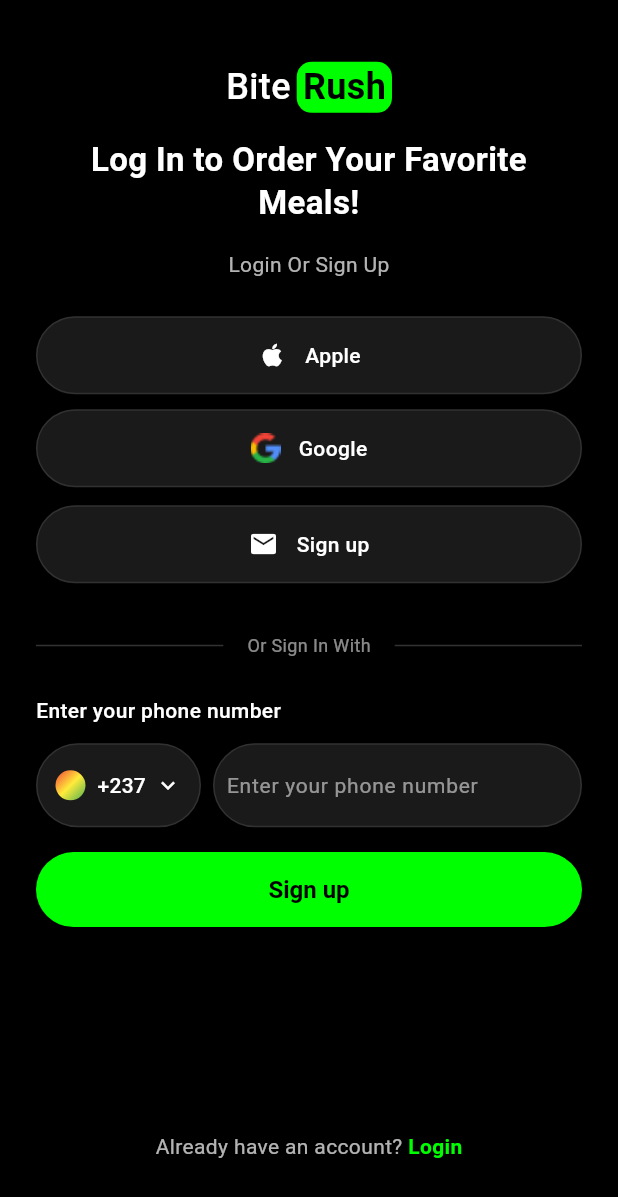
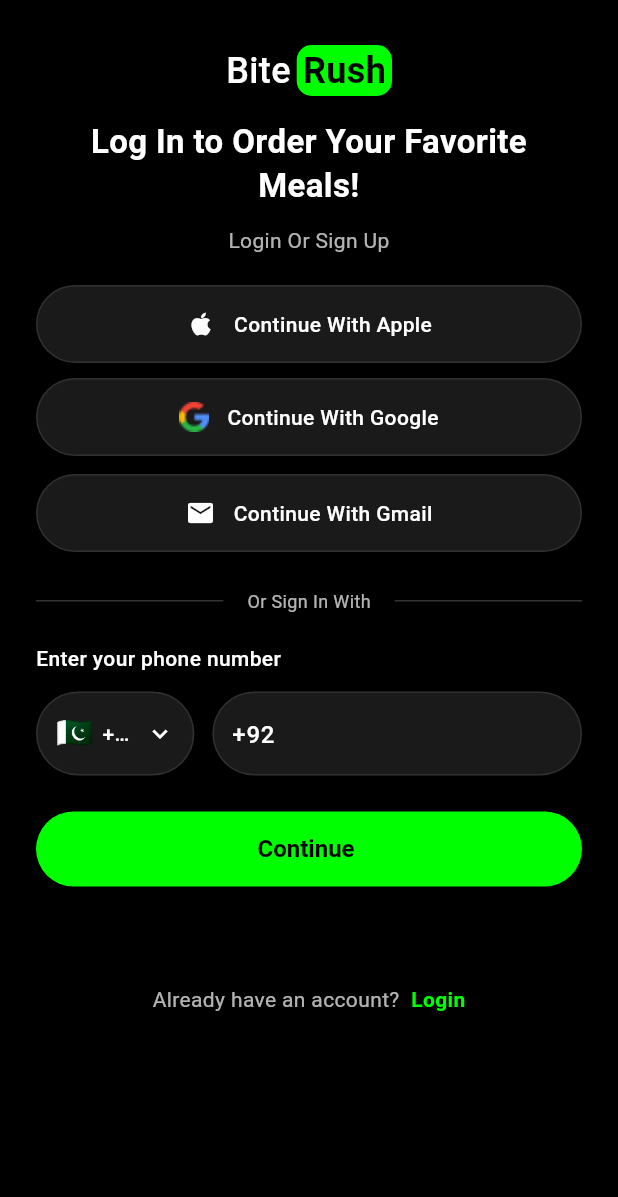
Before and after one commit to Kubraejaz/Bite-Rush, a Flutter app: the SignupScreen screen opened by its route, on a phone screen of 412 x 824 dp. Shown: the top 1197 px of the screen. Run offline on Flutter 3.47's test engine with Material 3 defaults, Android fonts, the phone set to English and light mode, and no system bars; our stand-ins replace country_picker, shared_preferences; accounts and stored records are empty; network calls fail.

Commit message:
Updated login and signup screens

```diff
--- a/lib/constants/api.dart
+++ b/lib/constants/api.dart
@@ -1,7 +1,7 @@
 class ApiEndpoints {
-  static const String baseUrl = 'http://your-laravel-api.com/api';
+  static const String baseUrl = 'http://192.168.18.225:8000/api/v1';
   static const String products = baseUrl + '/products';
-  static const String login = baseUrl + '/auth/login';
+  static const String login = baseUrl + '/login';
   static const String register = baseUrl + '/auth/register';
   static const String orders = baseUrl + '/orders';
 }
--- a/lib/constants/colors.dart
+++ b/lib/constants/colors.dart
@@ -9,6 +9,7 @@
   static const Color neonGreen = Color(0xFF00FF00); // Neon green for buttons
   static const Color white = Colors.white; // White text/background
   static const Color white70 = Color(0xB3FFFFFF); // 70% white
+  static const Color white38 = Color(0x61FFFFFF);
   static const Color white54 = Color(0x8AFFFFFF); // 54% white
   static const Color softDark = Color(0xFF1A1A1A); // Soft dark background
   static const Color inputField = Color(0xFF2A2A2A); // Input field background
@@ -20,6 +21,5 @@
   static const Color socialBorder = Color(0x4DFFFFFF); // Social button border
   static const Color inactiveTab = Color(0xFF3A3A3A); // Inactive tab color
   static const Color divider = Color(0x33FFFFFF); // For horizontal dividers
-static const Color border = Color(0x1AFFFFFF);  // For input/social borders
-
+  static const Color border = Color(0x1AFFFFFF); // For input/social borders
 }
--- a/lib/constants/strings.dart
+++ b/lib/constants/strings.dart
@@ -1,33 +1,62 @@
 class AppStrings {
   // App
-  static const String appName = 'Gift Shop';
+  static const String appName = 'Bite Rush'; // App title, used in header/logo
 
   // Errors
-  static const String errorNetwork = 'Network error. Please try again.';
-  static const String errorAuth = 'Authentication failed.';
-  static const String errorGeneral = 'Something went wrong.';
+  static const String errorNetwork =
+      'Network error. Please try again.'; // General network error SnackBar
+  static const String errorAuth =
+      'Authentication failed.'; // Used in login/signup failure SnackBar
+  static const String errorGeneral =
+      'Something went wrong.'; // Generic error messages
 
   // Login Screen
-  static const String getStarted = 'Get Started now';
+  static const String getStarted =
+      'Get Started now'; // Used in LoginScreen title section
   static const String description =
       'Sign up for a new account or log in to your existing one to seamlessly browse, explore, and order your favorite meals with Uber Eats.';
-  static const String emailHint = 'jahidhassan@gmail.com';
-  static const String passwordHint = 'Enter your password';
-  static const String rememberMe = 'Remember me';
-  static const String forgetPassword = 'Forget Password?';
-  static const String login = 'Login';
-  static const String orSignInWith = 'Or Sign In With';
-  static const String apple = 'Apple';
-  static const String google = 'Google';
-  static const String noAccount = 'Don\'t have an account? ';
-  static const String signUp = 'Sign up';
+  // Used in LoginScreen under title for description
+  static const String emailHint =
+      'jahidhassan@gmail.com'; // Hint in Email InputField
+  static const String passwordHint =
+      'Enter your password'; // Hint in Password InputField
+  static const String rememberMe =
+      'Remember me'; // Checkbox label in LoginScreen
+  static const String forgetPassword =
+      'Forget Password?'; // TextButton in LoginScreen
+  static const String login = 'Login'; // Login button label
+  static const String orSignInWith =
+      'Or Sign In With'; // Divider label in LoginScreen
+  static const String apples =
+      'Continue With Apple'; // Social button label (full text)
+  static const String apple =
+      ' Apple'; // Short text, used on social button in LoginScreen
+  static const String google =
+      'Google'; // Short text for social button icon label
+  static const String googles =
+      'Continue With Google'; // Full social button label
+  static const String noAccount =
+      'Don\'t have an account? '; // Footer text in LoginScreen
+  static const String signUps =
+      'Sign Up'; // Footer clickable text to navigate to SignupScreen
+  static const String signUp =
+      'Continue '; // Possibly used in SignupScreen button
+  static const String gmail =
+      'Continue With Gmail'; // Social login button label
 
   // Signup Screen
-  static const String createAccount = 'Log In to Order Your Favorite Meals!';
-  static const String signupDescription = 'Login Or Sign Up';
-  static const String nameHint = 'Enter your full name';
-  static const String phoneHint = 'Enter your phone number';
-  static const String confirmPasswordHint = 'Confirm your password';
-  static const String alreadyHaveAccount = 'Already have an account? ';
-  static const String signIn = 'Sign In';
+  static const String createAccount =
+      'Log In to Order Your Favorite Meals!'; // Title on SignupScreen
+  static const String signupDescription =
+      'Login Or Sign Up'; // Subtitle/description on SignupScreen
+  static const String nameHint =
+      'Enter your full name'; // Name input hint in SignupScreen
+  static const String phoneHint =
+      'Enter your phone number'; // Phone input hint in SignupScreen
+  static const String confirmPasswordHint =
+      'Confirm your password'; // Confirm password hint in SignupScreen
+  static const String alreadyHaveAccount =
+      'Already have an account? '; // Footer text in SignupScreen
+  static const String signIn =
+      'Sign In'; // Footer clickable text in SignupScreen
 }
--- a/lib/main.dart
+++ b/lib/main.dart
@@ -7,6 +7,7 @@
 import 'package:bite_rush/providers/auth_provider.dart';
 import 'package:bite_rush/routes.dart';
 import 'theme.dart';
+
 
 void main() async {
   WidgetsFlutterBinding.ensureInitialized();
--- a/lib/screens/signup_screen.dart
+++ b/lib/screens/signup_screen.dart
@@ -1,6 +1,7 @@
 import 'package:bite_rush/constants/colors.dart';
-import 'package:bite_rush/constants/strings.dart'; // ✅ import AppStrings
+import 'package:bite_rush/constants/strings.dart';
 import 'package:bite_rush/providers/auth_provider.dart';
+import 'package:country_picker/country_picker.dart';
 import 'package:flutter/material.dart';
 import 'package:provider/provider.dart';
 
@@ -13,28 +14,40 @@
 
 class _SignupScreenState extends State<SignupScreen> {
   final _phoneController = TextEditingController();
-  String _selectedCountryCode = '+237';
+  Country _selectedCountry = Country(
+    phoneCode: '92',
+    countryCode: 'PK',
+    e164Sc: 0,
+    geographic: true,
+    level: 1,
+    name: 'Pakistan',
+    example: '301 2345678',
+    displayName: 'Pakistan',
+    displayNameNoCountryCode: 'Pakistan',
+    e164Key: '',
+  );
+
+  @override
+  void initState() {
+    super.initState();
+    // Initial value with default country code
+    _phoneController.text = '+${_selectedCountry.phoneCode} ';
+  }
 
   @override
   Widget build(BuildContext context) {
     final authProvider = Provider.of<AuthProvider>(context, listen: false);
-    final mediaQuery = MediaQuery.of(context);
-    final screenHeight = mediaQuery.size.height;
-    final safeAreaHeight =
-        screenHeight - mediaQuery.padding.top - mediaQuery.padding.bottom;
 
     return Scaffold(
       resizeToAvoidBottomInset: false,
       backgroundColor: AppColors.background,
       body: SafeArea(
-        child: Container(
-          height: safeAreaHeight,
-          padding: const EdgeInsets.symmetric(horizontal: 24),
+        child: SingleChildScrollView(
+          padding: const EdgeInsets.symmetric(horizontal: 24.0),
           child: Column(
             children: [
-              SizedBox(height: safeAreaHeight * 0.05),
-
-              /// Logo Section
+              const SizedBox(height: 30),
+              // Logo
               Row(
                 mainAxisAlignment: MainAxisAlignment.center,
                 children: [
@@ -67,10 +80,8 @@
                   ),
                 ],
               ),
-
-              SizedBox(height: safeAreaHeight * 0.02),
-
-              /// Title Section
+              const SizedBox(height: 16),
+              // Title & Description
               Text(
                 AppStrings.createAccount,
                 textAlign: TextAlign.center,
@@ -81,21 +92,18 @@
                   height: 1.3,
                 ),
               ),
-
-              SizedBox(height: safeAreaHeight * 0.02),
-
+              const SizedBox(height: 12),
               Text(
                 AppStrings.signupDescription,
                 textAlign: TextAlign.center,
                 style: TextStyle(color: AppColors.white70, fontSize: 14),
               ),
+              const SizedBox(height: 20),
 
-              SizedBox(height: safeAreaHeight * 0.03),
-
-              /// Social Buttons
+              // Social Buttons
               _buildSocialButton(
                 icon: Icons.apple,
-                text: "${AppStrings.apple}",
+                text: AppStrings.apples,
                 onTap: () {},
               ),
               const SizedBox(height: 10),
@@ -113,21 +121,18 @@
                     fit: BoxFit.contain,
                   ),
                 ),
-                text: "${AppStrings.google}",
+                text: AppStrings.googles,
                 onTap: () {},
               ),
               const SizedBox(height: 12),
               _buildSocialButton(
                 icon: Icons.email,
-                text: AppStrings.signUp,
-                onTap: () {
-                  // Navigate to email signup form
-                },
+                text: AppStrings.gmail,
+                onTap: () {},
               ),
+              const SizedBox(height: 24),
 
-              SizedBox(height: safeAreaHeight * 0.04),
-
-              /// Divider
+              // Divider
               Row(
                 children: [
                   const Expanded(
@@ -137,7 +142,7 @@
                     padding: const EdgeInsets.symmetric(horizontal: 16),
                     child: Text(
                       AppStrings.orSignInWith,
-                      style: TextStyle(color: AppColors.white54, fontSize: 12),
+                      style: TextStyle(color: AppColors.white70, fontSize: 12),
                     ),
                   ),
                   const Expanded(
@@ -145,10 +150,9 @@
                   ),
                 ],
               ),
+              const SizedBox(height: 20),
 
-              SizedBox(height: safeAreaHeight * 0.03),
-
-              /// Phone Number Label
+              // Phone Label
               Align(
                 alignment: Alignment.centerLeft,
                 child: Text(
@@ -162,112 +166,121 @@
               ),
               const SizedBox(height: 12),
 
-              /// Country code + Phone number fields
+              // Country Picker + Phone Input
               Row(
                 children: [
-                  // Country code field with flag
-                  Container(
-                    height: 56,
-                    width: 110,
-                    padding: const EdgeInsets.symmetric(horizontal: 12),
-                    decoration: BoxDecoration(
-                      color: AppColors.softDark,
-                      borderRadius: BorderRadius.circular(32),
-                      border: Border.all(color: AppColors.border, width: 1),
+                  Expanded(
+                    flex: 3,
+                    child: GestureDetector(
+                      onTap: () {
+                        showCountryPicker(
+                          context: context,
+                          showPhoneCode: true,
+                          countryListTheme: CountryListThemeData(
+                            backgroundColor: AppColors.background,
+                            textStyle: TextStyle(color: AppColors.white),
+                            bottomSheetHeight: 500,
+                            inputDecoration: InputDecoration(
+                              labelText: 'Search',
+                              labelStyle: TextStyle(color: AppColors.white70),
+                              hintText: 'Enter country name',
+                              hintStyle: TextStyle(color: AppColors.white38),
+                              prefixIcon: Icon(
+                                Icons.search,
+                                color: AppColors.white70,
                               ),
-                    child: Row(
-                      children: [
-                        Container(
-                          width: 20,
-                          height: 20,
-                          decoration: const BoxDecoration(
-                            shape: BoxShape.circle,
-                            gradient: LinearGradient(
-                              colors: [Colors.red, Colors.yellow, Colors.green],
-                              begin: Alignment.topLeft,
-                              end: Alignment.bottomRight,
+                              enabledBorder: OutlineInputBorder(
+                                borderSide: BorderSide(
+                                  color: AppColors.white38,
+                                ),
+                              ),
+                              focusedBorder: OutlineInputBorder(
+                                borderSide: BorderSide(
+                                  color: AppColors.neonGreen,
                                 ),
                               ),
                             ),
-                        const SizedBox(width: 8),
-                        Expanded(
-                          child: DropdownButtonHideUnderline(
-                            child: DropdownButton<String>(
-                              value: _selectedCountryCode,
-                              icon: Icon(
-                                Icons.keyboard_arrow_down,
-                                color: AppColors.white,
-                                size: 18,
                           ),
-                              dropdownColor: AppColors.softDark,
-                              items:
-                                  ['+237', '+1', '+44', '+91', '+33']
-                                      .map(
-                                        (String value) =>
-                                            DropdownMenuItem<String>(
-                                              value: value,
+                          onSelect: (Country country) {
+                            setState(() {
+                              _selectedCountry = country;
+                              // When country changes, update text with country code
+                              _phoneController.text = '+${country.phoneCode} ';
+                            });
+                          },
+                        );
+                      },
+                      child: Container(
+                        height: 56,
+                        decoration: BoxDecoration(
+                          color: AppColors.softDark,
+                          borderRadius: BorderRadius.circular(28),
+                          border: Border.all(color: AppColors.border, width: 1),
+                        ),
+                        padding: const EdgeInsets.symmetric(horizontal: 12),
+                        child: Row(
+                          children: [
+                            // Flag emoji - reduced size
+                            Text(
+                              _selectedCountry.flagEmoji,
+                              style: TextStyle(fontSize: 20),
+                            ),
+                            const SizedBox(width: 6),
+                            Flexible(
                               child: Text(
-                                                value,
+                                '+${_selectedCountry.phoneCode}',
                                 style: TextStyle(
                                   color: AppColors.white,
                                   fontSize: 14,
+                                  fontWeight: FontWeight.w500,
+                                ),
+                                overflow: TextOverflow.ellipsis,
                               ),
                             ),
-                                            ),
-                                      )
-                                      .toList(),
-                              onChanged: (String? newValue) {
-                                if (newValue != null) {
-                                  setState(() {
-                                    _selectedCountryCode = newValue;
-                                  });
-                                }
-                              },
-                            ),
-                          ),
+                            const SizedBox(width: 4),
+                            Icon(
+                              Icons.keyboard_arrow_down,
+                              color: AppColors.white,
+                              size: 20,
                             ),
                           ],
                         ),
                       ),
-                  const SizedBox(width: 8),
-
-                  /// Phone number input
+                    ),
+                  ),
+                  const SizedBox(width: 12),
                   Expanded(
+                    flex: 7,
                     child: Container(
                       height: 56,
-                      padding: const EdgeInsets.symmetric(horizontal: 8),
                       decoration: BoxDecoration(
                         color: AppColors.softDark,
-                        borderRadius: BorderRadius.circular(30),
+                        borderRadius: BorderRadius.circular(28),
                         border: Border.all(color: AppColors.border, width: 1),
                       ),
-                      child: Center(
                       child: TextField(
                         controller: _phoneController,
                         keyboardType: TextInputType.phone,
                         style: TextStyle(
                           color: AppColors.white,
                           fontSize: 16,
+                          fontWeight: FontWeight.w500,
                         ),
                         decoration: InputDecoration(
-                            hintText: AppStrings.phoneHint,
-                            hintStyle: TextStyle(
-                              color: AppColors.white54,
-                              fontSize: 14,
+                          contentPadding: const EdgeInsets.symmetric(
+                            horizontal: 12,
+                            vertical: 16,
                           ),
                           border: InputBorder.none,
-                            isCollapsed: true,
-                          ),
                         ),
                       ),
                     ),
                   ),
                 ],
               ),
+              const SizedBox(height: 24),
 
-              SizedBox(height: safeAreaHeight * 0.02),
-
-              /// Continue Button
+              // Continue Button
               SizedBox(
                 width: double.infinity,
                 height: 50,
@@ -275,9 +288,8 @@
                   onPressed: () async {
                     if (_phoneController.text.trim().isNotEmpty) {
                       try {
-                        await authProvider.signupWithPhone(
-                          _selectedCountryCode + _phoneController.text.trim(),
-                        );
+                        final fullPhoneNumber = _phoneController.text.trim();
+                        await authProvider.signupWithPhone(fullPhoneNumber);
                         if (!mounted) return;
                         Navigator.pushReplacementNamed(context, '/home');
                       } catch (e) {
@@ -285,17 +297,62 @@
                         ScaffoldMessenger.of(context).showSnackBar(
                           SnackBar(
                             content: Text(AppStrings.errorGeneral),
-                            backgroundColor: AppColors.accentRed,
+                            behavior: SnackBarBehavior.floating,
+                            backgroundColor: AppColors.softDark,
+                            shape: RoundedRectangleBorder(
+                              borderRadius: BorderRadius.circular(12),
+                              side: BorderSide(
+                                color: AppColors.neonGreen,
+                                width: 2,
+                              ),
+                            ),
+                            margin: const EdgeInsets.symmetric(
+                              horizontal: 24,
+                              vertical: 12,
+                            ),
+                            elevation: 4,
+                            duration: const Duration(seconds: 3),
+                            action: SnackBarAction(
+                              label: 'OK',
+                              textColor: AppColors.neonGreen,
+                              onPressed: () {},
+                            ),
                           ),
                         );
                       }
+                    } else {
+                      ScaffoldMessenger.of(context).showSnackBar(
+                        SnackBar(
+                          content: Text("Please enter a phone number"),
+                          behavior: SnackBarBehavior.floating,
+                          backgroundColor: AppColors.softDark,
+                          shape: RoundedRectangleBorder(
+                            borderRadius: BorderRadius.circular(12),
+                            side: BorderSide(
+                              color: AppColors.neonGreen,
+                              width: 2,
+                            ),
+                          ),
+                          margin: const EdgeInsets.symmetric(
+                            horizontal: 24,
+                            vertical: 12,
+                          ),
+                          elevation: 4,
+                          duration: const Duration(seconds: 3),
+                          action: SnackBarAction(
+                            label: 'OK',
+                            textColor: AppColors.neonGreen,
+                            onPressed: () {},
+                          ),
+                        ),
+                      );
                     }
                   },
                   style: ElevatedButton.styleFrom(
                     backgroundColor: AppColors.neonGreen,
                     foregroundColor: AppColors.buttonTextOnNeon,
                     shape: RoundedRectangleBorder(
-                      borderRadius: BorderRadius.circular(28),
+                      borderRadius: BorderRadius.circular(25),
                     ),
                     elevation: 0,
                   ),
@@ -306,9 +363,9 @@
                 ),
               ),
 
-              const Spacer(),
+              const SizedBox(height: 65),
 
-              /// Bottom Login Link
+              // Bottom Login Link
               Row(
                 mainAxisAlignment: MainAxisAlignment.center,
                 children: [
@@ -316,6 +373,7 @@
                     AppStrings.alreadyHaveAccount,
                     style: TextStyle(color: AppColors.white70, fontSize: 14),
                   ),
+                  const SizedBox(width: 4),
                   GestureDetector(
                     onTap: () => Navigator.pushNamed(context, '/login'),
                     child: Text(
@@ -330,7 +388,7 @@
                 ],
               ),
 
-              SizedBox(height: safeAreaHeight * 0.06),
+              const SizedBox(height: 30),
             ],
           ),
         ),
@@ -338,7 +396,6 @@
     );
   }
 
-  /// Reusable Social Button
   Widget _buildSocialButton({
     IconData? icon,
     Widget? iconWidget,
--- a/pubspec.yaml
+++ b/pubspec.yaml
@@ -14,6 +14,7 @@
   provider: ^6.0.5
   http: ^1.2.0
   shared_preferences: ^2.2.0
+  country_picker: ^2.0.20   # <-- fixed, added to dependencies
 
 dev_dependencies:
   flutter_test:
```
Also changed, not shown: lib/screens/login_screen.dart (+22 -3 lines), pubspec.lock. Lines whose indentation alone changed are shown as unchanged.
